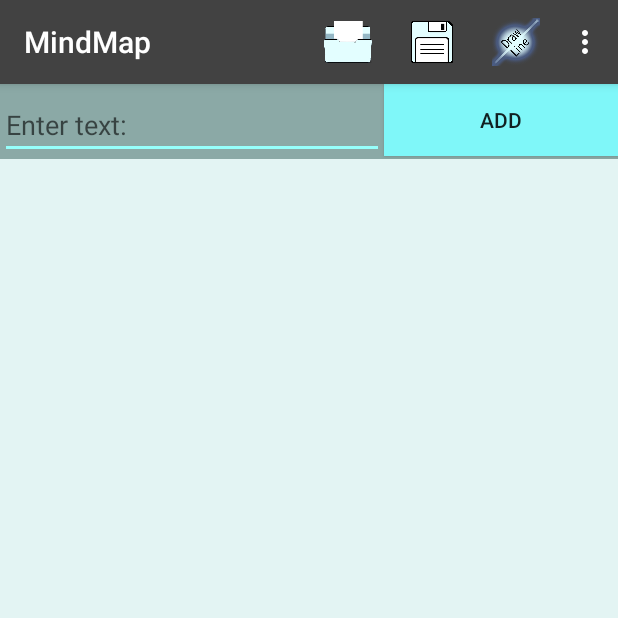
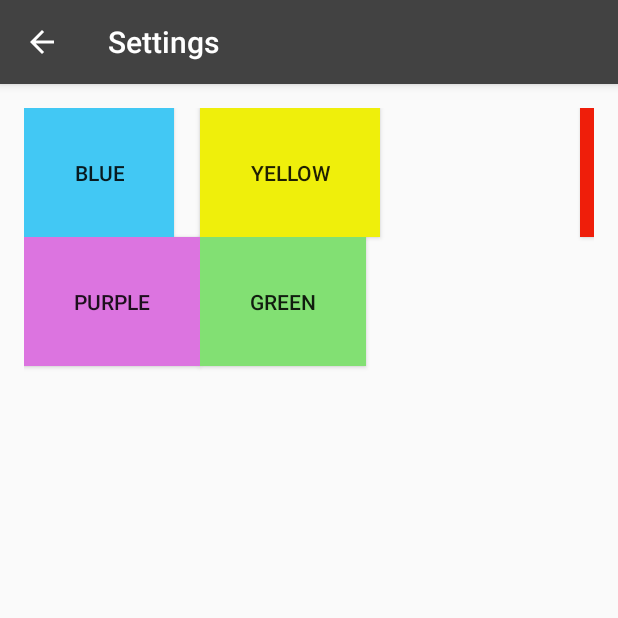
Before and after one commit to KimNilssonen/MindMap, an Android app: the screen it shows after launch (MainActivity before the commit, Settings after it), in the options menu, after a tap on "Settings", on a phone screen of 412 x 824 dp, the top half of it. Run offline under Robolectric (Android 15) with nearby library versions, the phone set to English and light mode, and no system bars.

Commit message:
Save and Load now works properly. Line bugs are fixed. Started some implementation with colors.

```diff
--- /dev/null
+++ b/app/src/main/java/com/example/kimpanio/mindmap/CustomColor.java
@@ -0,0 +1,34 @@
+package com.example.kimpanio.mindmap;
+
+/**
+ * Created by Kimpanio on 2017-04-23.
+ */
+
+public class CustomColor {
+
+    private String _name;
+    private String _hex;
+
+    public CustomColor(String name, String hex){
+        _name = name;
+        _hex = hex;
+    }
+
+    public String getName() {
+        return _name;
+    }
+
+    public void setName(String _name) {
+        this._name = _name;
+    }
+
+    public String getHex() {
+        return _hex;
+    }
+
+    public void setHex(String _hex) {
+        this._hex = _hex;
+    }
+
+
+}
--- a/app/src/main/java/com/example/kimpanio/mindmap/OpenMapActivity.java
+++ b/app/src/main/java/com/example/kimpanio/mindmap/OpenMapActivity.java
@@ -3,6 +3,7 @@ package com.example.kimpanio.mindmap;
 import android.content.Intent;
 import android.os.Bundle;
 import android.os.SystemClock;
+import android.support.v4.app.NavUtils;
 import android.support.v7.app.AppCompatActivity;
 import android.support.v7.widget.Toolbar;
 import android.util.Log;
@@ -40,6 +41,7 @@ public class OpenMapActivity extends AppCompatActivity {
         setContentView(R.layout.activity_open_map);
         Toolbar toolbar = (Toolbar) findViewById(R.id.toolbar);
         setSupportActionBar(toolbar);
+        getSupportActionBar().setDisplayHomeAsUpEnabled(true);
 
         listView = (ListView) findViewById(R.id.openMapListView);
 
@@ -57,19 +59,16 @@ public class OpenMapActivity extends AppCompatActivity {
             }
         });
 
-        getSupportActionBar().setDisplayHomeAsUpEnabled(true);
     }
 
     public void deleteFile(File file){
         file.delete();
         Toast.makeText(getApplicationContext(), "File deleted!", Toast.LENGTH_LONG).show();
-        finish();
         startActivity(getIntent());
     }
 
     public void openFile(File file) {
         try {
-            //TODO: FIX the lines when opening a file!
             Intent intent = new Intent(this, MainActivity.class);
             ObjectInputStream ois = new ObjectInputStream(new FileInputStream(file));
 
@@ -78,6 +77,7 @@ public class OpenMapActivity extends AppCompatActivity {
 
             Toast.makeText(getApplicationContext(), "File opened!", Toast.LENGTH_LONG).show();
             startActivity(intent);
+            finish();
 
         }catch(FileNotFoundException e){
             e.printStackTrace();
--- a/app/src/main/java/com/example/kimpanio/mindmap/SaveMapActivity.java
+++ b/app/src/main/java/com/example/kimpanio/mindmap/SaveMapActivity.java
@@ -36,7 +36,7 @@ public class SaveMapActivity extends AppCompatActivity {
         setContentView(R.layout.activity_save_map);
         Toolbar toolbar = (Toolbar) findViewById(R.id.toolbar);
         setSupportActionBar(toolbar);
-
+        getSupportActionBar().setDisplayHomeAsUpEnabled(true);
 
         saveButton = (Button) findViewById(R.id.saveFileButton);
         editText = (EditText) findViewById(R.id.saveEditText);
@@ -63,6 +63,8 @@ public class SaveMapActivity extends AppCompatActivity {
 
                         Toast.makeText(getApplicationContext(), "File saved!", Toast.LENGTH_LONG).show();
 
+                        finish();
+
                     }catch(FileNotFoundException e){
                         e.printStackTrace();
                     }catch(IOException e){
@@ -77,8 +79,6 @@ public class SaveMapActivity extends AppCompatActivity {
                 }
             }
         });
-
-        getSupportActionBar().setDisplayHomeAsUpEnabled(true);
     }
 
     public boolean isExternalStorageWritable() {
--- /dev/null
+++ b/app/src/main/java/com/example/kimpanio/mindmap/Settings.java
@@ -0,0 +1,76 @@
+package com.example.kimpanio.mindmap;
+
+import android.app.Activity;
+import android.content.SharedPreferences;
+import android.graphics.Color;
+import android.os.Bundle;
+import android.support.design.widget.Snackbar;
+import android.support.v7.app.AppCompatActivity;
+import android.support.v7.widget.Toolbar;
+import android.util.DisplayMetrics;
+import android.view.View;
+import android.view.WindowManager;
+import android.widget.Button;
+import android.widget.GridLayout;
+import android.widget.GridView;
+import android.widget.RelativeLayout;
+import android.widget.Toast;
+
+import java.util.ArrayList;
+import java.util.List;
+
+public class Settings extends AppCompatActivity {
+
+    @Override
+    protected void onCreate(Bundle savedInstanceState) {
+        super.onCreate(savedInstanceState);
+        setContentView(R.layout.activity_settings);
+        Toolbar toolbar = (Toolbar) findViewById(R.id.toolbar);
+        setSupportActionBar(toolbar);
+        getSupportActionBar().setDisplayHomeAsUpEnabled(true);
+        int count = 0;
+
+        List<CustomColor> colors = new ArrayList<>();
+
+        colors.add(new CustomColor("Blue", "#42c8f4"));
+        colors.add(new CustomColor("Yellow", "#efef0b"));
+        colors.add(new CustomColor("Red", "#ef1e0a"));
+        colors.add(new CustomColor("Purple", "#dc74e0"));
+        colors.add(new CustomColor("Green", "#82e073"));
+        GridLayout layout = (GridLayout) findViewById(R.id.settingsLayout);
+
+        for(CustomColor c : colors){
+            final CustomColor co = c;
+            Button btn = new Button(this);
+
+            btn.setText(c.getName());
+            btn.setBackgroundColor(Color.parseColor(c.getHex()));
+            btn.setPadding(50,50,50,50);
+
+            btn.setOnClickListener(new View.OnClickListener() {
+                @Override
+                public void onClick(View view) {
+                    SharedPreferences prefs = getApplicationContext().getSharedPreferences("COLOR_SETTINGS", Activity.MODE_PRIVATE);
+                    SharedPreferences.Editor editor = prefs.edit();
+                    editor.putString("COLOR_CODE", co.getHex());
+                    editor.apply();
+                    System.out.println("Settings context: "+getApplicationContext());
+
+                    Toast.makeText(view.getContext(), "You have chosen " + co.getName(), Toast.LENGTH_SHORT)
+                            .show();
+                    finish();
+                }
+            });
+            layout.addView(btn);
+            for(int i = 0; i < layout.getChildCount(); i++) {
+                if(i%3 != 0) {
+                    layout.getChildAt(i).setTranslationX(count * i);
+                    count += 100;
+                }
+                else {
+                    count = 0;
+                }
+            }
+        }
+    }
+}
--- /dev/null
+++ b/app/src/main/res/layout/activity_settings.xml
@@ -0,0 +1,26 @@
+<?xml version="1.0" encoding="utf-8"?>
+<android.support.design.widget.CoordinatorLayout xmlns:android="http://schemas.android.com/apk/res/android"
+    xmlns:app="http://schemas.android.com/apk/res-auto"
+    xmlns:tools="http://schemas.android.com/tools"
+    android:layout_width="match_parent"
+    android:layout_height="match_parent"
+    android:fitsSystemWindows="true"
+    tools:context="com.example.kimpanio.mindmap.Settings">
+
+    <android.support.design.widget.AppBarLayout
+        android:layout_width="match_parent"
+        android:layout_height="wrap_content"
+        android:theme="@style/AppTheme.AppBarOverlay">
+
+        <android.support.v7.widget.Toolbar
+            android:id="@+id/toolbar"
+            android:layout_width="match_parent"
+            android:layout_height="?attr/actionBarSize"
+            android:background="?attr/colorPrimary"
+            app:popupTheme="@style/AppTheme.PopupOverlay" />
+
+    </android.support.design.widget.AppBarLayout>
+
+    <include layout="@layout/content_settings" />
+
+</android.support.design.widget.CoordinatorLayout>
--- a/app/src/main/res/layout/content_open_map.xml
+++ b/app/src/main/res/layout/content_open_map.xml
@@ -5,7 +5,7 @@
     android:layout_width="match_parent"
     android:layout_height="match_parent"
     app:layout_behavior="@string/appbar_scrolling_view_behavior"
-    tools:context="com.example.kimpanio.mindmap.SaveMapActivity"
+    tools:context="com.example.kimpanio.mindmap.OpenMapActivity"
     tools:showIn="@layout/activity_open_map">
 
     <ListView
--- /dev/null
+++ b/app/src/main/res/layout/content_settings.xml
@@ -0,0 +1,19 @@
+<?xml version="1.0" encoding="utf-8"?>
+<GridLayout xmlns:android="http://schemas.android.com/apk/res/android"
+    xmlns:app="http://schemas.android.com/apk/res-auto"
+    xmlns:tools="http://schemas.android.com/tools"
+
+    android:id="@+id/settingsLayout"
+    android:layout_width="match_parent"
+    android:layout_height="match_parent"
+    android:paddingBottom="@dimen/activity_vertical_margin"
+    android:paddingLeft="@dimen/activity_horizontal_margin"
+    android:paddingRight="@dimen/activity_horizontal_margin"
+    android:paddingTop="@dimen/activity_vertical_margin"
+    android:columnCount="3"
+    app:layout_behavior="@string/appbar_scrolling_view_behavior"
+    tools:context="com.example.kimpanio.mindmap.Settings"
+    tools:showIn="@layout/activity_settings"
+    >
+
+</GridLayout>
--- a/app/src/main/res/menu/menu_main.xml
+++ b/app/src/main/res/menu/menu_main.xml
@@ -10,7 +10,7 @@
 
     <item
         android:id="@+id/clear_board"
-        android:title="@string/clear_board"
+        android:title="@string/new_board"
         app:showAsAction="never"
         />
 
@@ -35,4 +35,11 @@
         app:showAsAction="always"
         />
 
+    <item
+        android:id="@+id/exit_application"
+        android:title="Exit"
+        android:orderInCategory="1000"
+        app:showAsAction="never"
+        />
+
 </menu>
--- a/app/src/main/res/values/strings.xml
+++ b/app/src/main/res/values/strings.xml
@@ -1,7 +1,7 @@
 <resources>
     <string name="app_name">MindMap</string>
     <string name="action_settings">Settings</string>
-    <string name="clear_board">Clear</string>
+    <string name="new_board">New</string>
     <string name="draw_line">Line</string>
     <string name="save_map">Save</string>
     <string name="open_map">Open</string>
@@ -13,4 +13,5 @@
     <string name="addTextButton">Add</string>
     <string name="title_activity_save_map">SaveMapActivity</string>
     <string name="title_activity_open_map">OpenMapActivity</string>
+    <string name="title_activity_settings">Settings</string>
 </resources>
```
Also changed, not shown: app/src/main/AndroidManifest.xml (+10 -0 lines), app/src/main/java/com/example/kimpanio/mindmap/Bubble.java (+46 -22 lines), app/src/main/java/com/example/kimpanio/mindmap/Connection.java (+14 -7 lines), app/src/main/java/com/example/kimpanio/mindmap/LineView.java (+6 -6 lines), app/src/main/java/com/example/kimpanio/mindmap/MainActivity.java (+24 -16 lines), app/src/main/java/com/example/kimpanio/mindmap/ZoomableViewGroup.java (+4 -9 lines).
